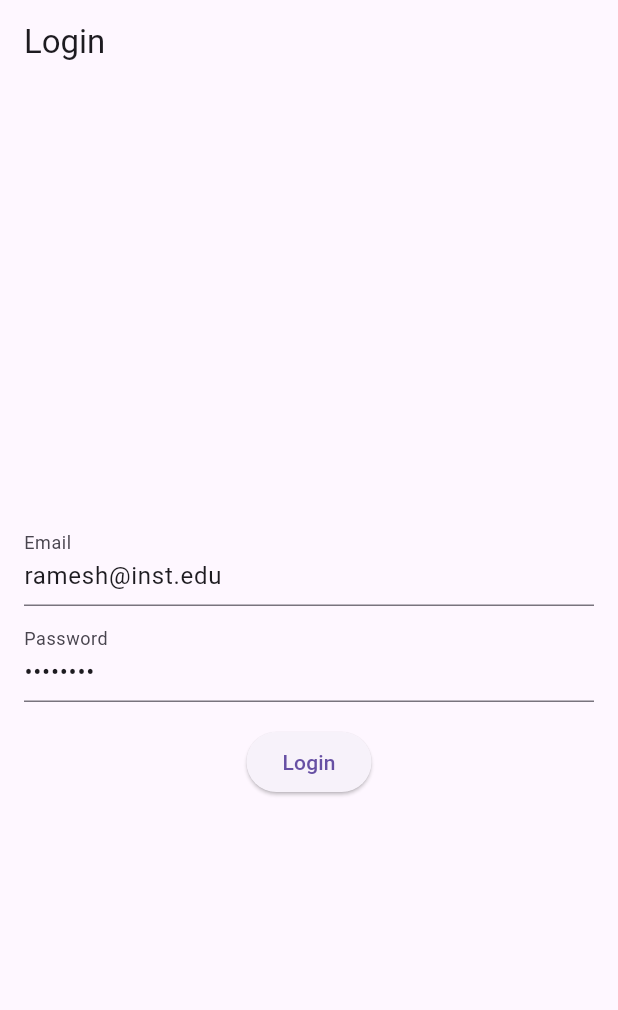
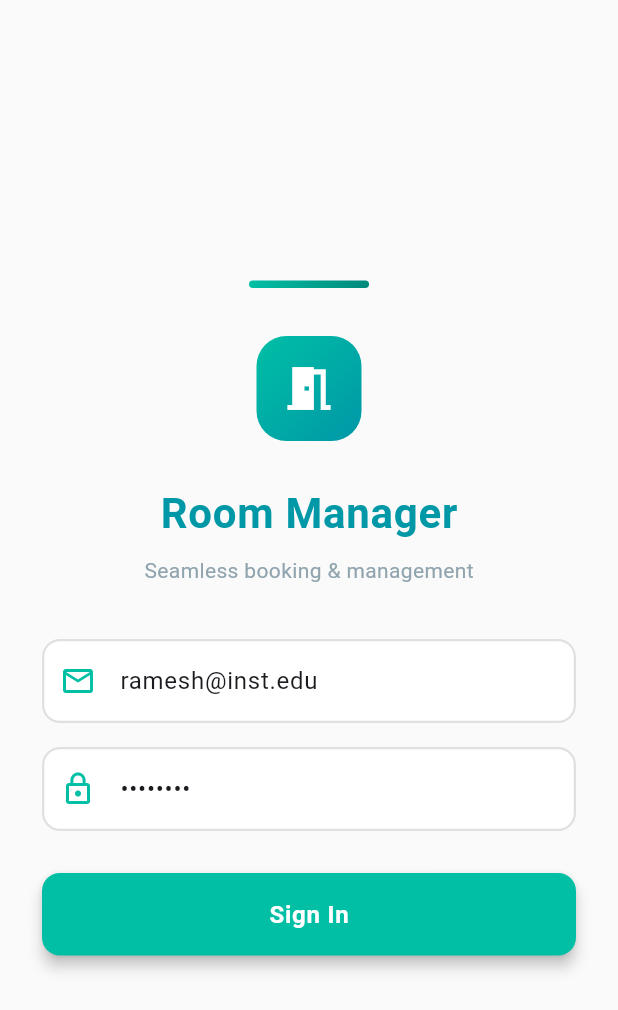
Before and after one commit to prathampingle-bit/APP_devporject, a Flutter app: the screen it shows after launch, on a phone screen of 412 x 824 dp. Shown: the top 1010 px of the screen. Run offline on Flutter 3.47's test engine with Material 3 defaults, Android fonts, the phone set to English and light mode, and no system bars; our stand-ins replace flutter_riverpod, go_router.

Commit message:
Enhance login page UI and refactor code structure
Refactored login page layout and improved UI elements.

```diff
--- a/lib/features/auth/login_page.dart
+++ b/lib/features/auth/login_page.dart
@@ -16,25 +16,140 @@ class _LoginPageState extends ConsumerState<LoginPage> {
   bool _loading = false;
 
   @override
+  void dispose() {
+    _emailController.dispose();
+    _passController.dispose();
+    super.dispose();
+  }
+
+  @override
   Widget build(BuildContext context) {
     return Scaffold(
-      appBar: AppBar(title: const Text('Login')),
-      body: Padding(
-        padding: const EdgeInsets.all(16.0),
+      body: Container(
+        color: const Color(0xFFFAFAFA),
+        child: Center(
+          child: SingleChildScrollView(
+            padding: const EdgeInsets.symmetric(horizontal: 28.0),
             child: Column(
-          mainAxisAlignment: MainAxisAlignment.center,
+              mainAxisSize: MainAxisSize.min,
               children: [
+                // Decorative top accent
+                Container(
+                  height: 5,
+                  width: 80,
+                  decoration: BoxDecoration(
+                    gradient: const LinearGradient(
+                      colors: [Color(0xFF00BFA5), Color(0xFF00897B)],
+                    ),
+                    borderRadius: BorderRadius.circular(10),
+                  ),
+                ),
+                const SizedBox(height: 32),
+                // Logo/Icon
+                Container(
+                  width: 70,
+                  height: 70,
+                  decoration: BoxDecoration(
+                    gradient: const LinearGradient(
+                      colors: [Color(0xFF00BFA5), Color(0xFF0097A7)],
+                      begin: Alignment.topLeft,
+                      end: Alignment.bottomRight,
+                    ),
+                    borderRadius: BorderRadius.circular(20),
+                  ),
+                  child: const Icon(Icons.meeting_room,
+                      size: 38, color: Colors.white),
+                ),
+                const SizedBox(height: 28),
+                // Title
+                const Text(
+                  'Room Manager',
+                  style: TextStyle(
+                    fontSize: 28,
+                    fontWeight: FontWeight.w700,
+                    color: Color(0xFF0097A7),
+                    letterSpacing: 0.5,
+                  ),
+                ),
+                const SizedBox(height: 8),
+                const Text(
+                  'Seamless booking & management',
+                  style: TextStyle(
+                    fontSize: 14,
+                    color: Color(0xFF90A4AE),
+                    fontWeight: FontWeight.w400,
+                  ),
+                ),
+                const SizedBox(height: 36),
+                // Email field
                 TextField(
                   controller: _emailController,
-                decoration: const InputDecoration(labelText: 'Email')),
-            const SizedBox(height: 8),
+                  keyboardType: TextInputType.emailAddress,
+                  decoration: InputDecoration(
+                    hintText: 'Email Address',
+                    hintStyle: const TextStyle(color: Color(0xFFBDBDBD)),
+                    prefixIcon: const Icon(Icons.email_outlined,
+                        color: Color(0xFF00BFA5)),
+                    filled: true,
+                    fillColor: Colors.white,
+                    border: OutlineInputBorder(
+                      borderRadius: BorderRadius.circular(12),
+                      borderSide: const BorderSide(
+                          color: Color(0xFFE0E0E0), width: 1.5),
+                    ),
+                    enabledBorder: OutlineInputBorder(
+                      borderRadius: BorderRadius.circular(12),
+                      borderSide: const BorderSide(
+                          color: Color(0xFFE0E0E0), width: 1.5),
+                    ),
+                    focusedBorder: OutlineInputBorder(
+                      borderRadius: BorderRadius.circular(12),
+                      borderSide:
+                          const BorderSide(color: Color(0xFF00BFA5), width: 2),
+                    ),
+                  ),
+                ),
+                const SizedBox(height: 16),
+                // Password field
                 TextField(
                   controller: _passController,
-              decoration: const InputDecoration(labelText: 'Password'),
                   obscureText: true,
+                  decoration: InputDecoration(
+                    hintText: 'Password',
+                    hintStyle: const TextStyle(color: Color(0xFFBDBDBD)),
+                    prefixIcon: const Icon(Icons.lock_outline,
+                        color: Color(0xFF00BFA5)),
+                    filled: true,
+                    fillColor: Colors.white,
+                    border: OutlineInputBorder(
+                      borderRadius: BorderRadius.circular(12),
+                      borderSide: const BorderSide(
+                          color: Color(0xFFE0E0E0), width: 1.5),
                     ),
-            const SizedBox(height: 16),
-            ElevatedButton(
+                    enabledBorder: OutlineInputBorder(
+                      borderRadius: BorderRadius.circular(12),
+                      borderSide: const BorderSide(
+                          color: Color(0xFFE0E0E0), width: 1.5),
+                    ),
+                    focusedBorder: OutlineInputBorder(
+                      borderRadius: BorderRadius.circular(12),
+                      borderSide:
+                          const BorderSide(color: Color(0xFF00BFA5), width: 2),
+                    ),
+                  ),
+                ),
+                const SizedBox(height: 28),
+                // Sign In button
+                SizedBox(
+                  width: double.infinity,
+                  child: ElevatedButton(
+                    style: ElevatedButton.styleFrom(
+                      backgroundColor: const Color(0xFF00BFA5),
+                      padding: const EdgeInsets.symmetric(vertical: 16),
+                      shape: RoundedRectangleBorder(
+                          borderRadius: BorderRadius.circular(12)),
+                      elevation: 4,
+                    ),
                     onPressed: _loading
                         ? null
                         : () async {
@@ -45,20 +160,35 @@ class _LoginPageState extends ConsumerState<LoginPage> {
                             setState(() => _loading = false);
                             if (user != null) {
                               ref.read(authProvider.notifier).state = user;
-                        // navigate to home
                               // ignore: use_build_context_synchronously
                               Navigator.of(context).pushReplacementNamed('/');
                             } else {
                               // ignore: use_build_context_synchronously
                               ScaffoldMessenger.of(context).showSnackBar(
-                            const SnackBar(content: Text('Login failed')));
+                                  const SnackBar(
+                                      content: Text('Login failed')));
                             }
                           },
                     child: _loading
-                  ? const CircularProgressIndicator()
-                  : const Text('Login'),
+                        ? const SizedBox(
+                            width: 20,
+                            height: 20,
+                            child: CircularProgressIndicator(
+                                color: Colors.white, strokeWidth: 2.5))
+                        : const Text(
+                            'Sign In',
+                            style: TextStyle(
+                              fontSize: 16,
+                              fontWeight: FontWeight.w600,
+                              color: Colors.white,
+                              letterSpacing: 0.5,
+                            ),
+                          ),
+                  ),
                 ),
               ],
+            ),
+          ),
         ),
       ),
     );
```
Lines whose indentation alone changed are shown as unchanged.
